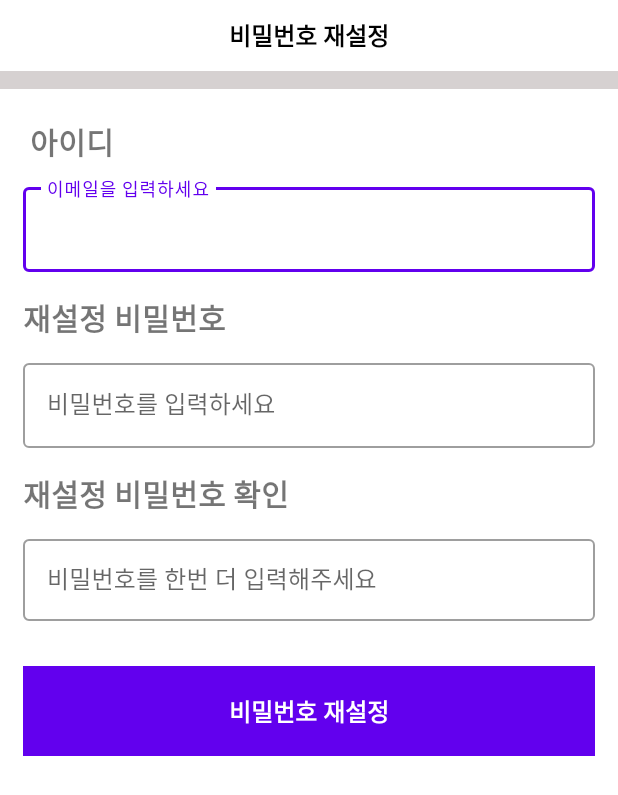
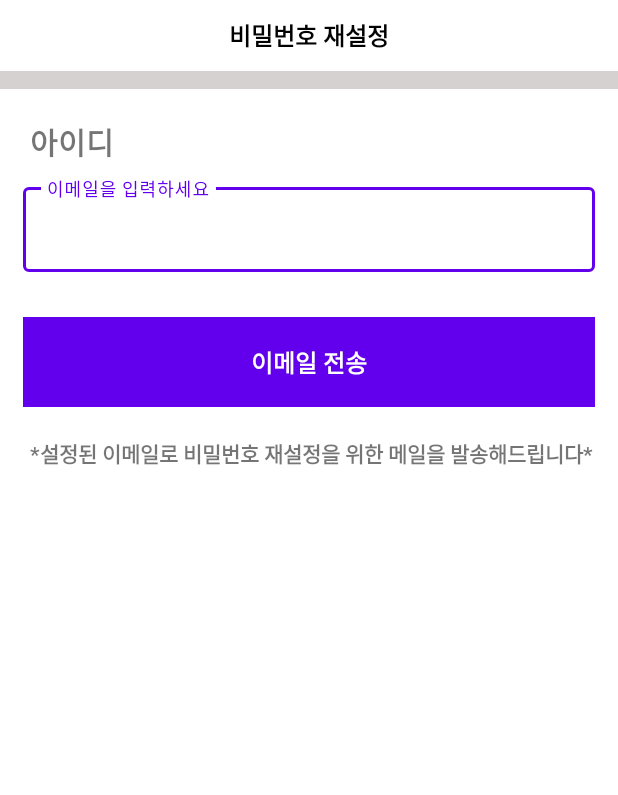
Before and after one commit to JoungSangJun/BookReport, an Android app built with Jetpack Compose: the PasswordResetActivity screen opened directly, with no data from a screen before it, on a phone screen of 412 x 824 dp. Shown: the top 795 px of the screen. Run offline under Robolectric (Android 15) with nearby library versions, the phone set to English and light mode, and no system bars.

Commit message:
fix : pw reset ui
비밀번호 입력받던 ui에서 비밀번호 입력 칸 삭제

```diff
--- a/app/src/main/res/layout/activity_password_reset.xml
+++ b/app/src/main/res/layout/activity_password_reset.xml
@@ -71,7 +71,6 @@
         app:layout_constraintTop_toBottomOf="@id/constraintLayout2">
 
         <TextView
-            android:id="@+id/name"
             android:layout_width="match_parent"
             android:layout_height="wrap_content"
             android:text="@string/hin_email"
@@ -122,128 +121,12 @@
         android:id="@+id/constraintLayout5"
         android:layout_width="match_parent"
         android:layout_height="wrap_content"
-        android:layout_marginStart="15dp"
-        android:layout_marginTop="15dp"
-        android:layout_marginEnd="15dp"
-        app:layout_constraintEnd_toEndOf="parent"
-        app:layout_constraintStart_toStartOf="parent"
-        app:layout_constraintTop_toBottomOf="@+id/constraintLayout4">
-
-        <TextView
-            android:id="@+id/signPWtext"
-            android:layout_width="match_parent"
-            android:layout_height="wrap_content"
-            android:text="@string/tx_passwordReset2"
-            android:textSize="20sp"
-            android:textStyle="bold"
-            app:layout_constraintBottom_toBottomOf="parent"
-            app:layout_constraintEnd_toEndOf="parent"
-            app:layout_constraintStart_toStartOf="parent"
-            app:layout_constraintTop_toTopOf="parent" />
-
-    </androidx.constraintlayout.widget.ConstraintLayout>
-
-    <androidx.constraintlayout.widget.ConstraintLayout
-        android:id="@+id/constraintLayout6"
-        android:layout_width="match_parent"
-        android:layout_height="wrap_content"
-        android:layout_marginStart="15dp"
-        android:layout_marginTop="10dp"
-        android:layout_marginEnd="15dp"
-        app:layout_constraintEnd_toEndOf="parent"
-        app:layout_constraintStart_toStartOf="parent"
-        app:layout_constraintTop_toBottomOf="@+id/constraintLayout5">
-
-        <com.google.android.material.textfield.TextInputLayout
-            android:id="@+id/textInputLayout2"
-            style="@style/Widget.MaterialComponents.TextInputLayout.OutlinedBox"
-            android:layout_width="match_parent"
-            android:layout_height="wrap_content"
-            app:layout_constraintBottom_toBottomOf="parent"
-            app:layout_constraintEnd_toEndOf="parent"
-            app:layout_constraintStart_toStartOf="parent"
-            app:layout_constraintTop_toTopOf="parent">
-
-            <com.google.android.material.textfield.TextInputEditText
-                android:id="@+id/resetPw"
-                android:layout_width="match_parent"
-                android:layout_height="match_parent"
-                android:ems="10"
-                android:hint="@string/edt_password"
-                android:inputType="textPassword" />
-
-        </com.google.android.material.textfield.TextInputLayout>
-
-    </androidx.constraintlayout.widget.ConstraintLayout>
-
-    <androidx.constraintlayout.widget.ConstraintLayout
-        android:id="@+id/constraintLayout7"
-        android:layout_width="match_parent"
-        android:layout_height="wrap_content"
-        android:layout_marginStart="15dp"
-        android:layout_marginEnd="15dp"
-        app:layout_constraintEnd_toEndOf="parent"
-        app:layout_constraintStart_toStartOf="parent"
-        app:layout_constraintTop_toBottomOf="@+id/constraintLayout6">
-
-        <TextView
-            android:id="@+id/signPW2text"
-            android:layout_width="match_parent"
-            android:layout_height="match_parent"
-            android:layout_marginTop="15dp"
-            android:text="@string/tx_passwordResetConfirm"
-            android:textSize="20dp"
-            android:textStyle="bold"
-            app:layout_constraintBottom_toBottomOf="parent"
-            app:layout_constraintEnd_toEndOf="parent"
-            app:layout_constraintStart_toStartOf="parent"
-            app:layout_constraintTop_toTopOf="parent" />
-
-    </androidx.constraintlayout.widget.ConstraintLayout>
-
-    <androidx.constraintlayout.widget.ConstraintLayout
-        android:id="@+id/constraintLayout8"
-        android:layout_width="match_parent"
-        android:layout_height="60dp"
-        android:layout_marginStart="15dp"
-        android:layout_marginTop="10dp"
-        android:layout_marginEnd="15dp"
-        app:layout_constraintEnd_toEndOf="parent"
-        app:layout_constraintStart_toStartOf="parent"
-        app:layout_constraintTop_toBottomOf="@+id/constraintLayout7">
-
-
-        <com.google.android.material.textfield.TextInputLayout
-            android:id="@+id/textInputLayout3"
-            style="@style/Widget.MaterialComponents.TextInputLayout.OutlinedBox"
-            android:layout_width="match_parent"
-            android:layout_height="wrap_content"
-            app:layout_constraintBottom_toBottomOf="parent"
-            app:layout_constraintEnd_toEndOf="parent"
-            app:layout_constraintStart_toStartOf="parent"
-            app:layout_constraintTop_toTopOf="parent">
-
-            <com.google.android.material.textfield.TextInputEditText
-                android:id="@+id/resetPwConfirm"
-                android:layout_width="match_parent"
-                android:layout_height="match_parent"
-                android:ems="10"
-                android:hint="@string/edt_passConfirm"
-                android:inputType="textPassword" />
-
-        </com.google.android.material.textfield.TextInputLayout>
-
-    </androidx.constraintlayout.widget.ConstraintLayout>
-
-    <androidx.constraintlayout.widget.ConstraintLayout
-        android:layout_width="match_parent"
-        android:layout_height="wrap_content"
         android:layout_marginLeft="15dp"
         android:layout_marginTop="30dp"
         android:layout_marginRight="15dp"
         app:layout_constraintEnd_toEndOf="parent"
         app:layout_constraintStart_toStartOf="parent"
-        app:layout_constraintTop_toBottomOf="@+id/constraintLayout8">
+        app:layout_constraintTop_toBottomOf="@+id/constraintLayout4">
 
         <androidx.appcompat.widget.AppCompatButton
             android:id="@+id/btnResetPassword"
@@ -263,4 +146,28 @@
 
     </androidx.constraintlayout.widget.ConstraintLayout>
 
+    <androidx.constraintlayout.widget.ConstraintLayout
+        android:id="@+id/constraintLayout6"
+        android:layout_width="match_parent"
+        android:layout_height="wrap_content"
+        android:layout_marginStart="20dp"
+        android:layout_marginTop="20dp"
+        app:layout_constraintEnd_toEndOf="parent"
+        app:layout_constraintStart_toStartOf="parent"
+        app:layout_constraintTop_toBottomOf="@id/constraintLayout5">
+
+        <TextView
+            android:layout_width="match_parent"
+            android:layout_height="wrap_content"
+            android:text="@string/tx_reset_pw_guide"
+            android:textSize="14sp"
+            android:textStyle="bold"
+            app:layout_constraintBottom_toBottomOf="parent"
+            app:layout_constraintEnd_toEndOf="parent"
+            app:layout_constraintStart_toStartOf="parent"
+            app:layout_constraintTop_toTopOf="parent" />
+
+
+    </androidx.constraintlayout.widget.ConstraintLayout>
+
 </androidx.constraintlayout.widget.ConstraintLayout>
--- a/app/src/main/res/values/strings.xml
+++ b/app/src/main/res/values/strings.xml
@@ -24,7 +24,7 @@
     <string name="tx_passwordReset1">비밀번호 재설정</string>
     <string name="tx_passwordReset2">재설정 비밀번호</string>
     <string name="tx_passwordResetConfirm">재설정 비밀번호 확인</string>
-    <string name="btn_reset_password2">비밀번호 재설정</string>
+    <string name="btn_reset_password2">이메일 전송</string>
     <string name="tx_app_info">앱 정보</string>
     <string name="tx_terms_of_use">이용약관</string>
     <string name="tx_terms_of_use_content">본 약관은 \'북 리포트\'가 제공하는 서비스 및 관련 제반 서비스의 이용과 관련하여 당사와 서비스 이용자간에 권리ㆍ의무 및 기타 필요한 사항을 규정함을 목적으로 합니다.</string>
@@ -39,4 +39,5 @@
     <string name="tx_search_guide_content">무슨 책을 읽을지 고민되시나요?\n\n다른 사람들이 미리 읽고 남긴 후기를 참고해보세요.\n후기가 궁금한 책을 검색해 클릭하면 다른 사람들이 읽고 남긴 후기를 볼 수 있습니다. </string>
     <string name="tx_account">계정</string>
     <string name="tx_account_guide_content">계정에 관련된 사항이 필요하신가요?(ex:회원가입)\n\n계정탭에 들어가시면 계정에 관련된 모든 것을 할 수 있습니다.\n\n또한 회원가입이 귀찮은 분들을 위해 게스트 모드로 접속이 가능합니다.\n게스트 모드로 접속시 책에 대한 후기를 남기는 기능 빼고 모두 이용이 가능하십니다.</string>
+    <string name="tx_reset_pw_guide">*설정된 이메일로 비밀번호 재설정을 위한 메일을 발송해드립니다*</string>
 </resources>
```
